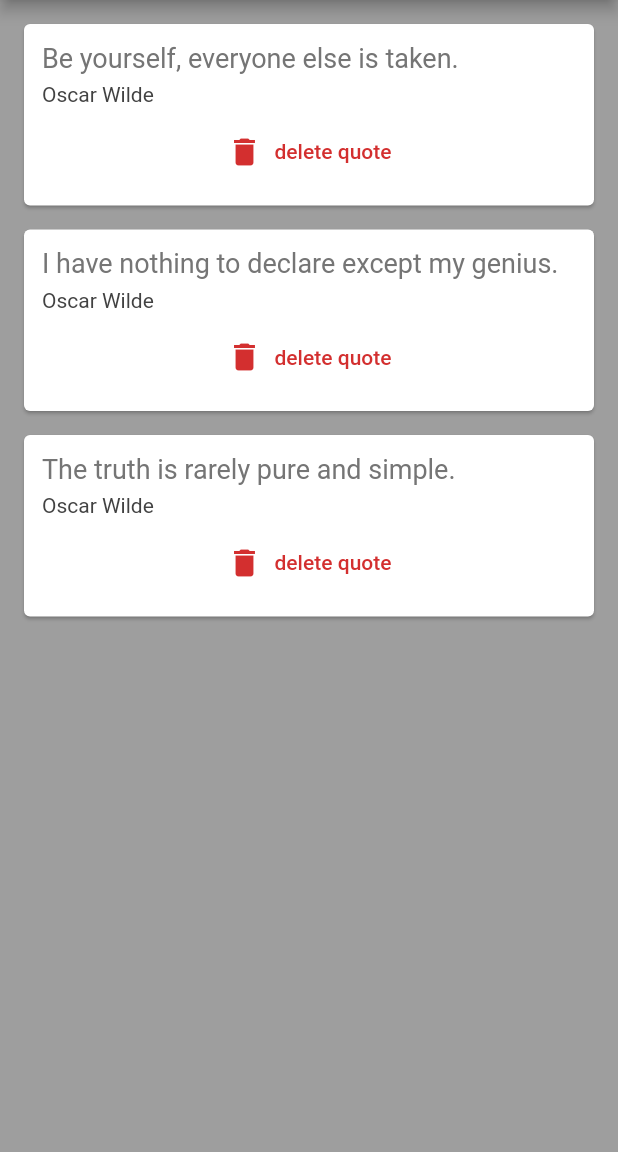
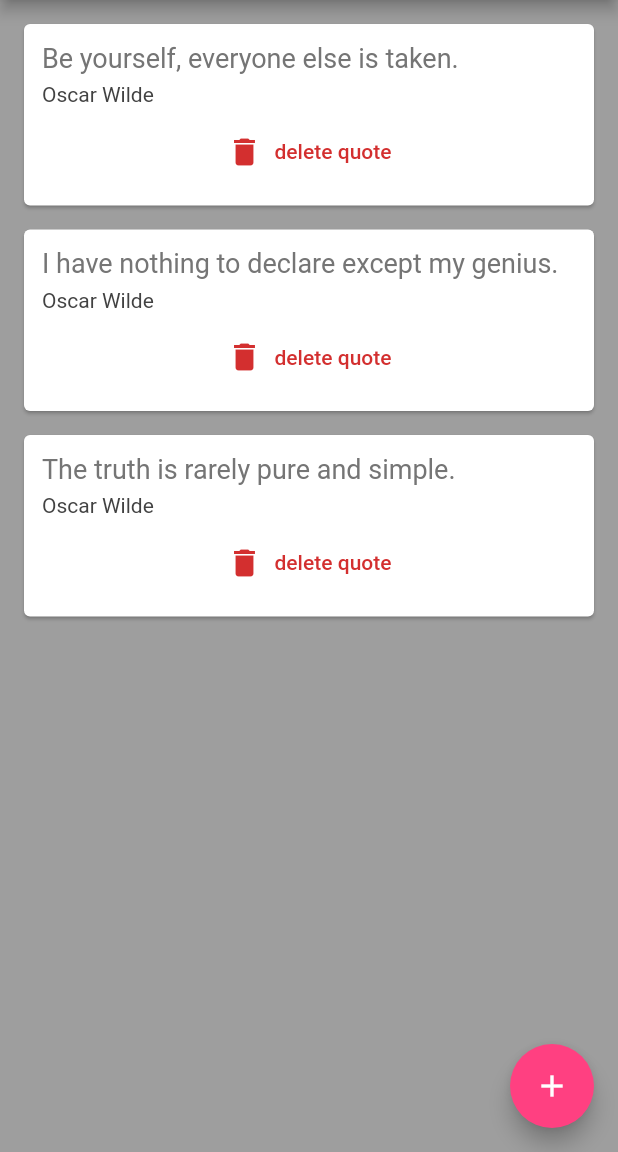
Before and after one commit to MarianneRario/quotes-lists-Flutter, a Flutter app: the screen it shows after launch, on a phone screen of 412 x 824 dp, the part 84-1236 px from its top. Run offline on Flutter 3.47's test engine with Material 2 defaults, Android fonts, the phone set to English and light mode, and no system bars.

Commit message:
temp add function

```diff
--- a/lib/main.dart
+++ b/lib/main.dart
@@ -46,6 +46,20 @@ class _QuoteListState extends State<QuoteList> {
         title: const Text("Awesome Quotes"),
         centerTitle: true,
         backgroundColor: Colors.pink[200],
+      ),
+      //add floating button to add quotes
+      floatingActionButton: FloatingActionButton(
+        //on press function
+        onPressed: () {
+          //if need magbago ng state
+          setState(() {
+            quotes.add(Quote(text: "Quote", author: "Author"));
+          });
+
+        },
+        //button icon
+        child: const Icon(Icons.add),
+        backgroundColor: Colors.pinkAccent,
       ),
       //body property (column layout)
       body: Column(
```
